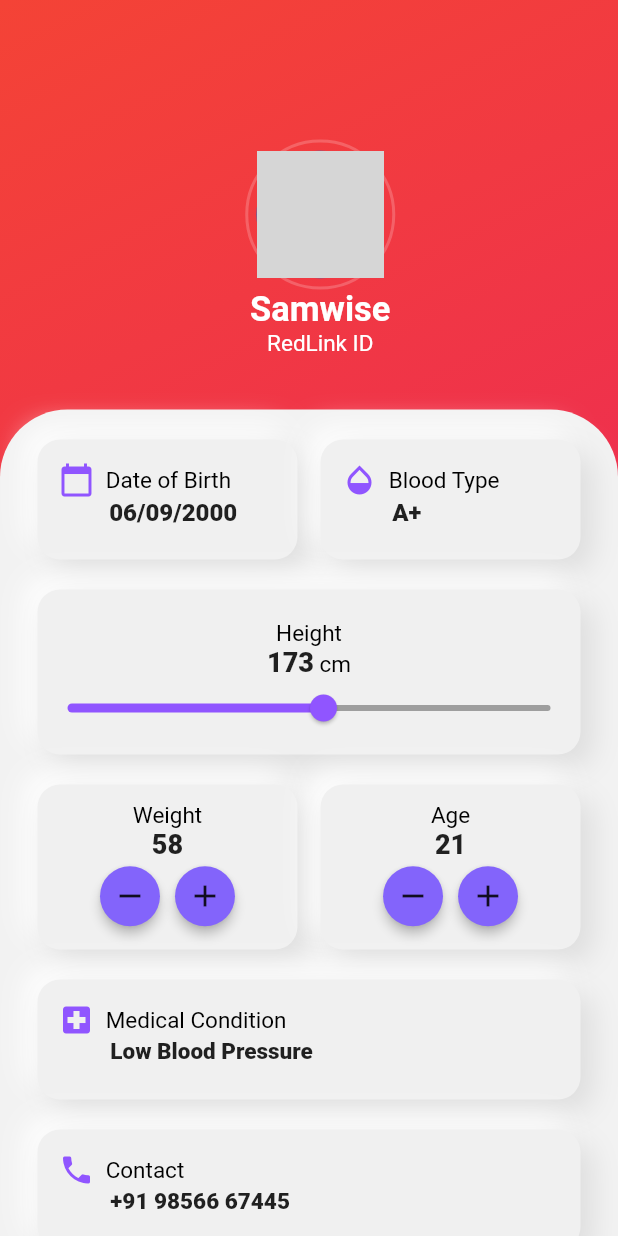
After one commit to prabakar0/RedLink, a Flutter app: the Profile screen opened directly, on a phone screen of 412 x 824 dp. The commit adds this screen. Run offline on Flutter 3.47's test engine with Material 2 defaults, Android fonts, the phone set to English and light mode, and no system bars; drawn by our look-alikes of clay_containers; our stand-ins replace curved_navigation_bar, custom_navigation_bar, shimmer, simple_animations; network calls fail; grey boxes are pictures that could not be loaded.

Commit message:
profile setup

```diff
--- /dev/null
+++ b/lib/constants.dart
@@ -0,0 +1,24 @@
+import 'package:flutter/cupertino.dart';
+import 'package:flutter/material.dart';
+
+//const Color colour1=Color(0xFFCb5EEE);
+//const Color colour2=Color(0xFF4BE1EC);
+//const Color colour1=Color(0xFFE233FF);
+//const Color colour2=Color(0xFFFF6B00);
+const Color colour1=Colors.red;
+const Color colour2=Colors.pink;
+//const Color colour2=Color(0xFF2F80ED);
+////const Color colour1=Color(0xFFB2FFDA);
+//const Color colour2=Color(0xFF737DFE);
+////const Color colour1=Color(0xFFFFCAC9);
+
+const kLabelTextStyle=TextStyle(
+  fontSize: 15.0,
+  color: Colors.black,
+  //fontWeight: FontWeight.w900,
+);
+
+const kNumberTextStyle=TextStyle(
+  fontSize: 18.0,
+  fontWeight: FontWeight.w900,
+);
--- a/lib/login_page.dart
+++ b/lib/login_page.dart
@@ -109,6 +109,7 @@ class _LoginPageState extends State<LoginPage> {
                                 hintText: "Password",
                                 hintStyle: TextStyle(color: Colors.grey)
                             ),
+                            obscureText: true,
                           ),
                         )
                       ],
--- /dev/null
+++ b/lib/profile.dart
@@ -0,0 +1,470 @@
+import 'package:flutter/material.dart';
+import 'constants.dart';
+import 'package:clay_containers/clay_containers.dart';
+
+
+
+class Profile extends StatefulWidget {
+  @override
+  _ProfileState createState() => _ProfileState();
+}
+
+class _ProfileState extends State<Profile> {
+  int height = 173;
+  int age = 21;
+  int weight = 58;
+
+  @override
+  Widget build(BuildContext context) {
+    return Scaffold(
+        body: Container(
+      width: double.infinity,
+      decoration: BoxDecoration(
+        borderRadius: BorderRadius.only(
+          bottomRight: Radius.circular(45),
+        ),
+        gradient: LinearGradient(
+          colors: [colour1, colour2],
+          begin: Alignment.topLeft,
+          end: Alignment.bottomRight,
+          //stops: [0.0,0.9],
+          tileMode: TileMode.clamp,
+        ),
+      ),
+      child: SingleChildScrollView(
+        child: Column(
+          children: <Widget>[
+            Container(
+              child: Padding(
+                padding: const EdgeInsets.only(left: 15, bottom: 15, top: 8),
+                child: Column(
+                  mainAxisAlignment: MainAxisAlignment.center,
+                  //crossAxisAlignment: CrossAxisAlignment.stretch,
+                  children: <Widget>[
+                    SizedBox(
+                      height: 85,
+                    ),
+                    Container(
+                      height: 100,
+                      width: 100,
+                      decoration: BoxDecoration(
+                          shape: BoxShape.circle,
+                          border: Border.all(
+                              color: Colors.white.withOpacity(0.2), width: 2)),
+                      padding: EdgeInsets.all(5.5),
+                      child: CircleAvatar(
+                        radius: 45.0,
+                        backgroundImage: NetworkImage('https://avatars0.githubusercontent.com/u/12520155?s=460&u=32bc2a0e2612f902e10f94f607639bc9caadae6b&v=4'),
+                      ),
+                    ),
+                    Text(
+                      'Samwise',
+                      style: TextStyle(
+                          fontSize: 23,
+                          color: Colors.white,
+                          fontWeight: FontWeight.bold),
+                    ),
+                    Text(
+                      'RedLink ID',
+                      style: TextStyle(fontSize: 15, color: Colors.white),
+                    ),
+                    SizedBox(
+                      height: 20,
+                    ),
+                  ],
+                ),
+              ),
+            ),
+            Container(
+              decoration: BoxDecoration(
+                color: Color(0xFFF2F2F2),
+                borderRadius: BorderRadius.only(
+                    topRight: Radius.circular(45),
+                    topLeft: Radius.circular(45)),
+              ),
+              child: Column(
+                children: <Widget>[
+                  Row(
+                    children: <Widget>[
+                      Expanded(
+                        child: Padding(
+                          padding: const EdgeInsets.only(
+                              left: 25.0, right: 7.7, top: 20),
+                          child: ClayContainer(
+                            height: 80,
+                            depth: 19,
+                            spread: 8,
+                            borderRadius: 15,
+                            child: Column(
+                              crossAxisAlignment: CrossAxisAlignment.stretch,
+                              //mainAxisAlignment: MainAxisAlignment.center,
+                              children: <Widget>[
+                                SizedBox(
+                                  height: 15,
+                                ),
+                                Row(
+                                  children: <Widget>[
+                                    SizedBox(
+                                      width: 14,
+                                    ),
+                                    Icon(
+                                      Icons.calendar_today,
+                                      color: Color(0xFF9055FF),
+                                    ),
+                                    Text(
+                                      '  Date of Birth',
+                                      style: kLabelTextStyle,
+                                    ),
+                                  ],
+                                ),
+                                //SizedBox(height: 1,),
+                                Text(
+                                  '            06/09/2000',
+                                  style: TextStyle(
+                                    fontSize: 16.0,
+                                    fontWeight: FontWeight.w900,
+                                  ),
+                                ),
+                              ],
+                            ),
+                            //curveType: CurveType.convex,
+                          ),
+                        ),
+                      ),
+                      Expanded(
+                        child: Padding(
+                          padding: const EdgeInsets.only(
+                              left: 7.7, right: 25, top: 20),
+                          child: ClayContainer(
+                            height: 80,
+                            depth: 19,
+                            spread: 8,
+                            borderRadius: 15,
+                            child: Column(
+                              crossAxisAlignment: CrossAxisAlignment.stretch,
+                              //mainAxisAlignment: MainAxisAlignment.center,
+                              children: <Widget>[
+                                SizedBox(
+                                  height: 15,
+                                ),
+                                Row(
+                                  children: <Widget>[
+                                    SizedBox(
+                                      width: 14,
+                                    ),
+                                    Icon(
+                                      Icons.opacity,
+                                      color: Color(0xFF9055FF),
+                                    ),
+                                    Text(
+                                      '  Blood Type',
+                                      style: kLabelTextStyle,
+                                    ),
+                                  ],
+                                ),
+                                //SizedBox(height: 1,),
+                                Text(
+                                  '            A+',
+                                  style: TextStyle(
+                                    fontSize: 16.0,
+                                    fontWeight: FontWeight.w900,
+                                  ),
+                                ),
+                              ],
+                            ),
+                            //curveType: CurveType.convex,
+                          ),
+                        ),
+                      ),
+                    ],
+                  ),
+                  Padding(
+                    padding:
+                        const EdgeInsets.only(left: 25.0, right: 25.0, top: 20),
+                    child: ClayContainer(
+                      height: 110,
+                      depth: 19,
+                      spread: 8,
+                      borderRadius: 15,
+                      child: Column(
+                        mainAxisAlignment: MainAxisAlignment.center,
+                        children: <Widget>[
+                          SizedBox(
+                            height: 9,
+                          ),
+                          Text(
+                            'Height',
+                            style: kLabelTextStyle,
+                          ),
+                          //SizedBox(height: 1,),
+                          Row(
+                            mainAxisAlignment: MainAxisAlignment.center,
+                            crossAxisAlignment: CrossAxisAlignment.baseline,
+                            textBaseline: TextBaseline.alphabetic,
+                            children: <Widget>[
+                              Text(
+                                height.toString(),
+                                style: kNumberTextStyle,
+                              ),
+                              Text(
+                                ' cm',
+                                style: kLabelTextStyle,
+                              ),
+                            ],
+                          ),
+                          SliderTheme(
+                            data: SliderTheme.of(context).copyWith(
+                              thumbShape: RoundSliderThumbShape(
+                                  enabledThumbRadius: 9.0),
+                              activeTrackColor: Color(0xFF9055FF),
+                              thumbColor: Color(0xFF9055FF),
+                              overlayColor: Color(0x222962F7),
+                              inactiveTrackColor: Colors.grey,
+                              overlayShape:
+                                  RoundSliderOverlayShape(overlayRadius: 20.0),
+                            ),
+                            child: Slider(
+                                value: height.toDouble(),
+                                min: 120.0,
+                                max: 220.0,
+                                onChanged: (double newValue) {
+                                  setState(() {
+                                    height = newValue.round();
+                                  });
+                                }),
+                          )
+                        ],
+                      ),
+                      //curveType: CurveType.convex,
+                    ),
+                  ),
+                  Row(
+                    children: <Widget>[
+                      Expanded(
+                        child: Padding(
+                          padding: const EdgeInsets.only(
+                              left: 25.0, right: 7.7, top: 20),
+                          child: ClayContainer(
+                            height: 110,
+                            depth: 19,
+                            spread: 8,
+                            borderRadius: 15,
+                            child: Column(
+                              mainAxisAlignment: MainAxisAlignment.center,
+                              children: <Widget>[
+                                Text(
+                                  'Weight',
+                                  style: kLabelTextStyle,
+                                ),
+                                Text(
+                                  weight.toString(),
+                                  style: kNumberTextStyle,
+                                ),
+                                Row(
+                                  mainAxisAlignment: MainAxisAlignment.center,
+                                  children: <Widget>[
+                                    RoundIconButton(
+                                      icon: Icons.remove,
+                                      onPressed: () {
+                                        setState(() {
+                                          weight--;
+                                        });
+                                      },
+                                    ),
+                                    SizedBox(
+                                      width: 2.0,
+                                    ),
+                                    RoundIconButton(
+                                      icon: Icons.add,
+                                      onPressed: () {
+                                        setState(() {
+                                          weight++;
+                                        });
+                                      },
+                                    ),
+                                  ],
+                                ),
+                              ],
+                            ),
+                            //curveType: CurveType.convex,
+                          ),
+                        ),
+                      ),
+                      Expanded(
+                        child: Padding(
+                          padding: const EdgeInsets.only(
+                              left: 7.7, right: 25.0, top: 20),
+                          child: ClayContainer(
+                            height: 110,
+                            depth: 19,
+                            spread: 8,
+                            borderRadius: 15,
+                            child: Column(
+                              mainAxisAlignment: MainAxisAlignment.center,
+                              children: <Widget>[
+                                Text(
+                                  'Age',
+                                  style: kLabelTextStyle,
+                                ),
+                                Text(
+                                  age.toString(),
+                                  style: kNumberTextStyle,
+                                ),
+                                Row(
+                                  mainAxisAlignment: MainAxisAlignment.center,
+                                  children: <Widget>[
+                                    RoundIconButton(
+                                      icon: Icons.remove,
+                                      onPressed: () {
+                                        setState(() {
+                                          age--;
+                                        });
+                                      },
+                                    ),
+                                    SizedBox(width: 2.0),
+                                    RoundIconButton(
+                                      icon: Icons.add,
+                                      onPressed: () {
+                                        setState(() {
+                                          age++;
+                                        });
+                                      },
+                                    ),
+                                  ],
+                                ),
+                              ],
+                            ),
+                            //curveType: CurveType.convex,
+                          ),
+                        ),
+                      ),
+                    ],
+                  ),
+                  Padding(
+                    padding:
+                        const EdgeInsets.only(left: 25.0, right: 25.0, top: 20),
+                    child: ClayContainer(
+                      height: 80,
+                      depth: 19,
+                      spread: 8,
+                      borderRadius: 15,
+                      child: Column(
+                        crossAxisAlignment: CrossAxisAlignment.stretch,
+                        //mainAxisAlignment: MainAxisAlignment.center,
+                        children: <Widget>[
+                          SizedBox(
+                            height: 15,
+                          ),
+                          Row(
+                            children: <Widget>[
+                              SizedBox(
+                                width: 14,
+                              ),
+                              Icon(
+                                Icons.local_hospital,
+                                color: Color(0xFF9055FF),
+                              ),
+                              Text(
+                                '  Medical Condition',
+                                style: kLabelTextStyle,
+                              ),
+                            ],
+                          ),
+                          //SizedBox(height: 1,),
+                          Text(
+                            '             Low Blood Pressure',
+                            style: TextStyle(
+                              fontSize: 15.0,
+                              fontWeight: FontWeight.w900,
+                            ),
+                          ),
+                        ],
+                      ),
+                      //curveType: CurveType.convex,
+                    ),
+                  ),
+                  Padding(
+                    padding: const EdgeInsets.only(
+                        left: 25.0, right: 25.0, top: 20, bottom: 20),
+                    child: ClayContainer(
+                      height: 80,
+                      depth: 19,
+                      spread: 8,
+                      borderRadius: 15,
+                      child: Column(
+                        crossAxisAlignment: CrossAxisAlignment.stretch,
+                        //mainAxisAlignment: MainAxisAlignment.center,
+                        children: <Widget>[
+                          SizedBox(
+                            height: 15,
+                          ),
+                          Row(
+                            children: <Widget>[
+                              SizedBox(
+                                width: 14,
+                              ),
+                              Icon(
+                                Icons.phone,
+                                color: Color(0xFF9055FF),
+                              ),
+                              Text(
+                                '  Contact',
+                                style: kLabelTextStyle,
+                              ),
+                            ],
+                          ),
+                          //SizedBox(height: 1,),
+                          Text(
+                            '             +91 98566 67445',
+                            style: TextStyle(
+                              fontSize: 15.0,
+                              fontWeight: FontWeight.w900,
+                            ),
+                          ),
+                        ],
+                      ),
+                      //curveType: CurveType.convex,
+                    ),
+                  ),
+                  Padding(
+                    padding: const EdgeInsets.only(left: 16.0, right: 16),
+                    child: SizedBox(
+                      height: 1.0,
+                      width: double.infinity,
+                      child: Divider(
+                        color: Colors.grey,
+                      ),
+                    ),
+                  ),
+
+                ],
+              ),
+            ),
+          ],
+        ),
+      ),
+    ));
+  }
+}
+class RoundIconButton extends StatelessWidget {
+  RoundIconButton({@required this.icon, @required this.onPressed});
+
+  final IconData icon;
+  final Function onPressed;
+
+  @override
+  Widget build(BuildContext context) {
+    return RawMaterialButton(
+      onPressed: onPressed,
+      elevation: 3.0,
+      child: Icon(icon),
+      shape: CircleBorder(),
+      //shape: RoundedRectangleBorder(borderRadius: BorderRadius.circular(10.0)),
+      constraints: BoxConstraints.tightFor(
+        width: 40.0,
+        height: 40.0,
+      ),
+      fillColor: Color(0xFF8364FB),
+    );
+  }
+}
--- a/pubspec.yaml
+++ b/pubspec.yaml
@@ -28,6 +28,7 @@ dependencies:
   # The following adds the Cupertino Icons font to your application.
   # Use with the CupertinoIcons class for iOS style icons.
   cupertino_icons: ^0.1.3
+  clay_containers: ^0.2.2
   simple_animations: ^1.3.3
   shimmer: ^1.0.1
   custom_navigation_bar:
```
Also changed, not shown: pubspec.lock.
